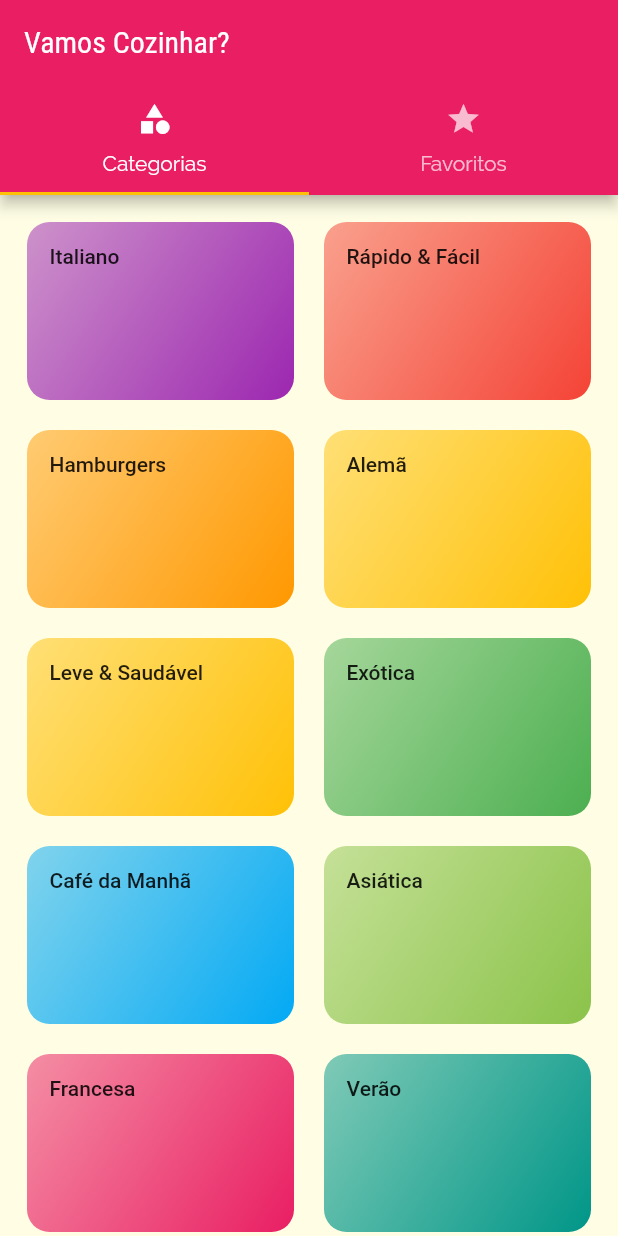
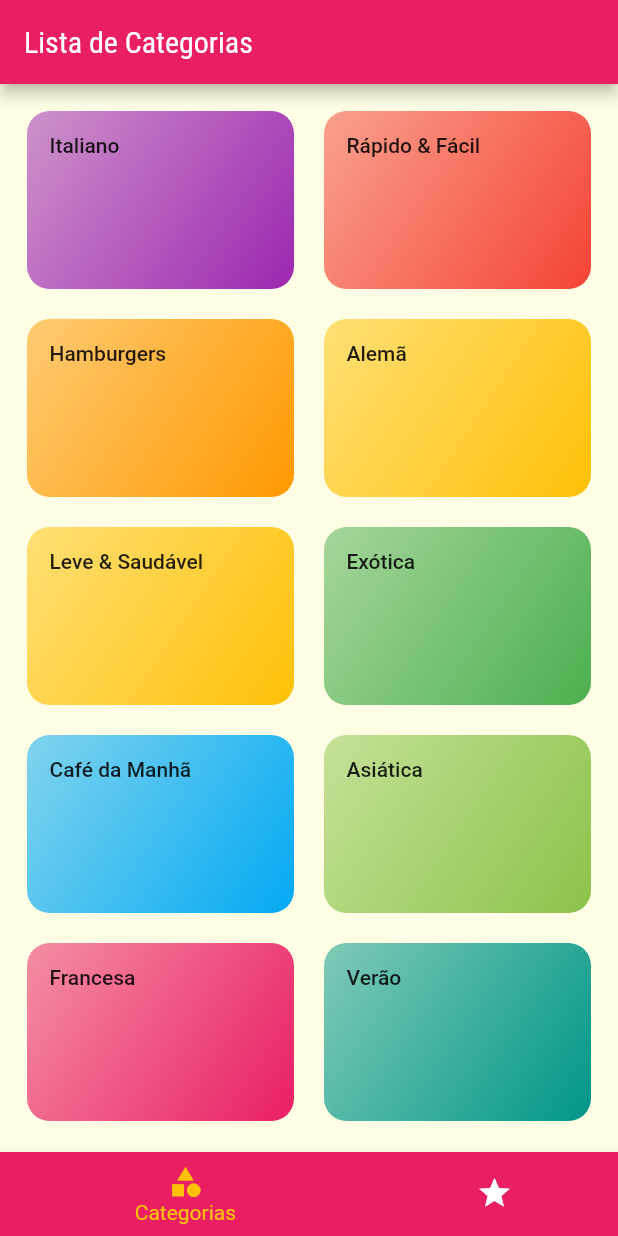
Before and after one commit to AndersonGoncalves/CursoCompletoFlutter, a Flutter app: the screen it shows after launch, on a phone screen of 412 x 824 dp. Run offline on Flutter 3.47's test engine with Material 2 defaults, Android fonts, the phone set to English and light mode, and no system bars.

Commit message:
Criacao de TabBar inferior

```diff
--- a/refeicoes/lib/screens/tabs_screen.dart
+++ b/refeicoes/lib/screens/tabs_screen.dart
@@ -2,6 +2,7 @@ import 'package:flutter/material.dart';
 import 'categories_screen.dart';
 import 'favorite_screen.dart';
 
+/*Navegação dentro do AppBar na parte superior
 class TabsScreen extends StatelessWidget {
   const TabsScreen({Key? key}) : super(key: key);
 
@@ -36,3 +37,64 @@ class TabsScreen extends StatelessWidget {
     );
   }
 }
+*/
+
+//Navegação fora do AppBar na parte inferior)
+class TabsScreen extends StatefulWidget {
+  const TabsScreen({Key? key}) : super(key: key);
+
+  @override
+  State<TabsScreen> createState() => _TabsScreenState();
+}
+
+class _TabsScreenState extends State<TabsScreen> {
+  int _selectedScreenIndex = 0;
+
+  final List<Map<String, Object>> _screens = [
+    {'title': 'Lista de Categorias', 'screen': const CategoriesScreen()},
+    {'title': 'Meus Favoritos', 'screen': const FavoriteScreen()},
+  ];
+
+  _selectScreen(int index) {
+    setState(() {
+      _selectedScreenIndex = index;
+    });
+  }
+
+  @override
+  Widget build(BuildContext context) {
+    return Scaffold(
+      appBar: AppBar(
+        title: Text(
+          _screens[_selectedScreenIndex]['title'] as String,
+        ),
+      ),
+      body: _screens[_selectedScreenIndex]['screen'] as Widget,
+      bottomNavigationBar: BottomNavigationBar(
+        onTap: _selectScreen,
+        backgroundColor: Theme.of(context).colorScheme.primary,
+        unselectedItemColor: Colors.white,
+        selectedItemColor: Theme.of(context).colorScheme.secondary,
+        currentIndex: _selectedScreenIndex,
+        //type: BottomNavigationBarType.fixed, //Padrão
+        type: BottomNavigationBarType.shifting,
+        items: [
+          BottomNavigationBarItem(
+            backgroundColor: Theme.of(context)
+                .colorScheme
+                .primary, //Não precisa se type: BottomNavigationBarType.fixed, //Padrão
+            icon: const Icon(Icons.category),
+            label: 'Categorias',
+          ),
+          BottomNavigationBarItem(
+            backgroundColor: Theme.of(context)
+                .colorScheme
+                .primary, //Não precisa se type: BottomNavigationBarType.fixed, //Padrão
+            icon: const Icon(Icons.star),
+            label: 'Favoritos',
+          ),
+        ],
+      ),
+    );
+  }
+}
```
